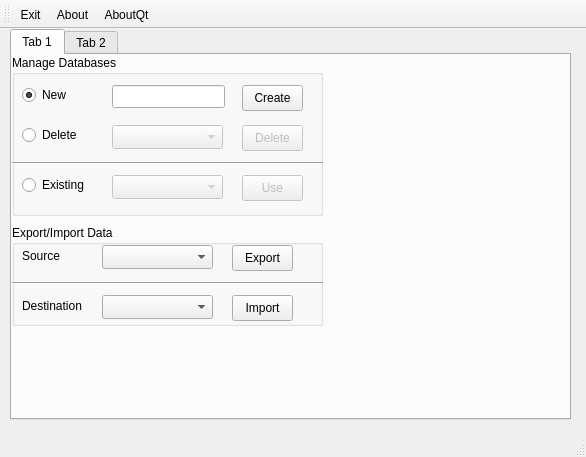
mekatronik-achmadi/hilmi-app, file test1/test1.ui: the form before one commit.
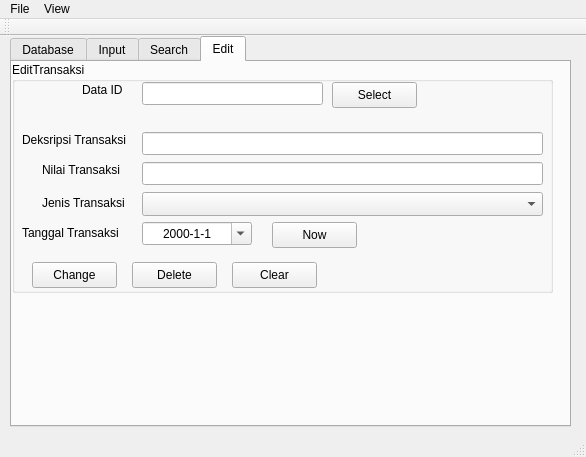
The form after the commit. The open tabs and pages were chosen to show the change.

Commit message: form cari dan edit

The edit to the form file:
```diff
--- a/test1/test1.ui
+++ b/test1/test1.ui
@@ -37,49 +37,20 @@
     </property>
     <widget class="QWidget" name="tabDatabase">
      <attribute name="title">
-      <string>Tab 1</string>
+      <string>Database</string>
      </attribute>
      <widget class="QGroupBox" name="grpDatabase">
       <property name="geometry">
        <rect>
         <x>0</x>
-        <y>0</y>
+        <y>60</y>
         <width>311</width>
-        <height>161</height>
+        <height>111</height>
        </rect>
       </property>
       <property name="title">
        <string>Manage Databases</string>
       </property>
-      <widget class="QRadioButton" name="rbDbNew">
-       <property name="geometry">
-        <rect>
-         <x>10</x>
-         <y>30</y>
-         <width>97</width>
-         <height>20</height>
-        </rect>
-       </property>
-       <property name="text">
-        <string>New</string>
-       </property>
-       <property name="checked">
-        <bool>true</bool>
-       </property>
-      </widget>
-      <widget class="QRadioButton" name="rbDbExisting">
-       <property name="geometry">
-        <rect>
-         <x>10</x>
-         <y>120</y>
-         <width>97</width>
-         <height>20</height>
-        </rect>
-       </property>
-       <property name="text">
-        <string>Existing</string>
-       </property>
-      </widget>
       <widget class="QLineEdit" name="txtDbNew">
        <property name="enabled">
         <bool>true</bool>
@@ -93,19 +64,6 @@
         </rect>
        </property>
       </widget>
-      <widget class="QComboBox" name="cmbDbExisting">
-       <property name="enabled">
-        <bool>false</bool>
-       </property>
-       <property name="geometry">
-        <rect>
-         <x>100</x>
-         <y>120</y>
-         <width>111</width>
-         <height>24</height>
-        </rect>
-       </property>
-      </widget>
       <widget class="QPushButton" name="btnDbNew">
        <property name="enabled">
         <bool>true</bool>
@@ -122,38 +80,9 @@
         <string>Create</string>
        </property>
       </widget>
-      <widget class="QPushButton" name="btnDbExisting">
-       <property name="enabled">
-        <bool>false</bool>
-       </property>
-       <property name="geometry">
-        <rect>
-         <x>230</x>
-         <y>120</y>
-         <width>61</width>
-         <height>26</height>
-        </rect>
-       </property>
-       <property name="text">
-        <string>Use</string>
-       </property>
-      </widget>
-      <widget class="QRadioButton" name="rbtDbDelete">
-       <property name="geometry">
-        <rect>
-         <x>10</x>
-         <y>70</y>
-         <width>97</width>
-         <height>20</height>
-        </rect>
-       </property>
-       <property name="text">
-        <string>Delete</string>
-       </property>
-      </widget>
       <widget class="QComboBox" name="cmbDbDelete">
        <property name="enabled">
-        <bool>false</bool>
+        <bool>true</bool>
        </property>
        <property name="geometry">
         <rect>
@@ -166,7 +95,7 @@
       </widget>
       <widget class="QPushButton" name="btnDbDelete">
        <property name="enabled">
-        <bool>false</bool>
+        <bool>true</bool>
        </property>
        <property name="geometry">
         <rect>
@@ -180,17 +109,30 @@
         <string>Delete</string>
        </property>
       </widget>
-      <widget class="Line" name="line">
+      <widget class="QLabel" name="label_11">
        <property name="geometry">
         <rect>
-         <x>0</x>
-         <y>100</y>
-         <width>311</width>
-         <height>16</height>
+         <x>10</x>
+         <y>30</y>
+         <width>81</width>
+         <height>21</height>
         </rect>
        </property>
-       <property name="orientation">
-        <enum>Qt::Horizontal</enum>
+       <property name="text">
+        <string>Create Data</string>
+       </property>
+      </widget>
+      <widget class="QLabel" name="label_12">
+       <property name="geometry">
+        <rect>
+         <x>10</x>
+         <y>70</y>
+         <width>81</width>
+         <height>21</height>
+        </rect>
+       </property>
+       <property name="text">
+        <string>Delete Data</string>
        </property>
       </widget>
      </widget>
@@ -198,7 +140,7 @@
       <property name="geometry">
        <rect>
         <x>0</x>
-        <y>170</y>
+        <y>180</y>
         <width>311</width>
         <height>101</height>
        </rect>
@@ -212,7 +154,7 @@
        </property>
        <property name="geometry">
         <rect>
-         <x>90</x>
+         <x>100</x>
          <y>20</y>
          <width>111</width>
          <height>24</height>
@@ -224,12 +166,12 @@
         <rect>
          <x>10</x>
          <y>20</y>
-         <width>71</width>
+         <width>91</width>
          <height>21</height>
         </rect>
        </property>
        <property name="text">
-        <string>Source</string>
+        <string>Data to Export</string>
        </property>
       </widget>
       <widget class="QPushButton" name="btnDbExport">
@@ -270,7 +212,7 @@
        </property>
        <property name="geometry">
         <rect>
-         <x>90</x>
+         <x>100</x>
          <y>70</y>
          <width>111</width>
          <height>24</height>
@@ -282,32 +224,61 @@
         <rect>
          <x>10</x>
          <y>70</y>
-         <width>71</width>
+         <width>81</width>
          <height>21</height>
         </rect>
        </property>
        <property name="text">
-        <string>Destination</string>
+        <string>Import to Data</string>
        </property>
       </widget>
-      <widget class="Line" name="line_2">
+     </widget>
+     <widget class="QGroupBox" name="grpDbSelect">
+      <property name="geometry">
+       <rect>
+        <x>0</x>
+        <y>0</y>
+        <width>191</width>
+        <height>71</height>
+       </rect>
+      </property>
+      <property name="title">
+       <string>Select Data </string>
+      </property>
+      <widget class="QPushButton" name="btnDbExisting">
+       <property name="enabled">
+        <bool>true</bool>
+       </property>
+       <property name="geometry">
+        <rect>
+         <x>120</x>
+         <y>20</y>
+         <width>61</width>
+         <height>26</height>
+        </rect>
+       </property>
+       <property name="text">
+        <string>Use</string>
+       </property>
+      </widget>
+      <widget class="QComboBox" name="cmbDbExisting">
+       <property name="enabled">
+        <bool>true</bool>
+       </property>
        <property name="geometry">
         <rect>
          <x>0</x>
-         <y>50</y>
-         <width>311</width>
-         <height>16</height>
+         <y>20</y>
+         <width>111</width>
+         <height>24</height>
         </rect>
        </property>
-       <property name="orientation">
-        <enum>Qt::Horizontal</enum>
-       </property>
       </widget>
      </widget>
     </widget>
     <widget class="QWidget" name="tabInput">
      <attribute name="title">
-      <string>Tab 2</string>
+      <string>Input</string>
      </attribute>
      <widget class="QGroupBox" name="grpInput">
       <property name="geometry">
@@ -479,7 +450,25 @@
         <string>Now</string>
        </property>
       </widget>
-      <widget class="QPushButton" name="btnTrsView">
+     </widget>
+    </widget>
+    <widget class="QWidget" name="tabSearch">
+     <attribute name="title">
+      <string>Search</string>
+     </attribute>
+     <widget class="QGroupBox" name="grpCari">
+      <property name="geometry">
+       <rect>
+        <x>0</x>
+        <y>0</y>
+        <width>541</width>
+        <height>191</height>
+       </rect>
+      </property>
+      <property name="title">
+       <string>Cari Data</string>
+      </property>
+      <widget class="QLineEdit" name="txtCariDeskrip">
        <property name="geometry">
         <rect>
          <x>240</x>
@@ -502,7 +491,303 @@
         </rect>
        </property>
        <property name="text">
-        <string>PDF</string>
+        <string>Clear</string>
+       </property>
+      </widget>
+      <widget class="QPushButton" name="btnCariNow">
+       <property name="geometry">
+        <rect>
+         <x>260</x>
+         <y>120</y>
+         <width>85</width>
+         <height>26</height>
+        </rect>
+       </property>
+       <property name="text">
+        <string>Now</string>
+       </property>
+      </widget>
+      <widget class="QRadioButton" name="rbtCariDeskrip">
+       <property name="geometry">
+        <rect>
+         <x>10</x>
+         <y>30</y>
+         <width>97</width>
+         <height>20</height>
+        </rect>
+       </property>
+       <property name="text">
+        <string>Deskripsi</string>
+       </property>
+       <property name="checked">
+        <bool>true</bool>
+       </property>
+      </widget>
+      <widget class="QRadioButton" name="rbtCariNilai">
+       <property name="geometry">
+        <rect>
+         <x>10</x>
+         <y>60</y>
+         <width>97</width>
+         <height>20</height>
+        </rect>
+       </property>
+       <property name="text">
+        <string>Nilai</string>
+       </property>
+      </widget>
+      <widget class="QRadioButton" name="rbtCariJenis">
+       <property name="geometry">
+        <rect>
+         <x>10</x>
+         <y>90</y>
+         <width>97</width>
+         <height>20</height>
+        </rect>
+       </property>
+       <property name="text">
+        <string>Jenis</string>
+       </property>
+      </widget>
+      <widget class="QRadioButton" name="rbtCariTanggal">
+       <property name="geometry">
+        <rect>
+         <x>10</x>
+         <y>120</y>
+         <width>97</width>
+         <height>20</height>
+        </rect>
+       </property>
+       <property name="text">
+        <string>Tanggal</string>
+       </property>
+      </widget>
+     </widget>
+    </widget>
+    <widget class="QWidget" name="tabEdit">
+     <attribute name="title">
+      <string>Edit</string>
+     </attribute>
+     <widget class="QGroupBox" name="grpEdit">
+      <property name="geometry">
+       <rect>
+        <x>0</x>
+        <y>0</y>
+        <width>541</width>
+        <height>231</height>
+       </rect>
+      </property>
+      <property name="title">
+       <string>EditTransaksi</string>
+      </property>
+      <widget class="QLabel" name="label_7">
+       <property name="geometry">
+        <rect>
+         <x>10</x>
+         <y>70</y>
+         <width>121</width>
+         <height>16</height>
+        </rect>
+       </property>
+       <property name="text">
+        <string>Deksripsi Transaksi</string>
+       </property>
+      </widget>
+      <widget class="QLineEdit" name="txtEditDeskrip">
+       <property name="geometry">
+        <rect>
+         <x>130</x>
+         <y>70</y>
+         <width>401</width>
+         <height>23</height>
+        </rect>
+       </property>
+       <property name="maxLength">
+        <number>32</number>
+       </property>
+      </widget>
+      <widget class="QComboBox" name="cmbEditJenis">
+       <property name="geometry">
+        <rect>
+         <x>130</x>
+         <y>130</y>
+         <width>401</width>
+         <height>24</height>
+        </rect>
+       </property>
+      </widget>
+      <widget class="QLabel" name="label_8">
+       <property name="geometry">
+        <rect>
+         <x>30</x>
+         <y>130</y>
+         <width>101</width>
+         <height>21</height>
+        </rect>
+       </property>
+       <property name="text">
+        <string>Jenis Transaksi</string>
+       </property>
+      </widget>
+      <widget class="QLabel" name="label_9">
+       <property name="geometry">
+        <rect>
+         <x>30</x>
+         <y>100</y>
+         <width>121</width>
+         <height>16</height>
+        </rect>
+       </property>
+       <property name="text">
+        <string>Nilai Transaksi</string>
+       </property>
+      </widget>
+      <widget class="QLineEdit" name="txtEditNilai">
+       <property name="geometry">
+        <rect>
+         <x>130</x>
+         <y>100</y>
+         <width>401</width>
+         <height>23</height>
+        </rect>
+       </property>
+       <property name="inputMethodHints">
+        <set>Qt::ImhDigitsOnly|Qt::ImhFormattedNumbersOnly|Qt::ImhPreferNumbers</set>
+       </property>
+       <property name="text">
+        <string/>
+       </property>
+       <property name="maxLength">
+        <number>32</number>
+       </property>
+      </widget>
+      <widget class="QDateEdit" name="dateEditTanggal">
+       <property name="geometry">
+        <rect>
+         <x>130</x>
+         <y>160</y>
+         <width>110</width>
+         <height>23</height>
+        </rect>
+       </property>
+       <property name="alignment">
+        <set>Qt::AlignCenter</set>
+       </property>
+       <property name="readOnly">
+        <bool>false</bool>
+       </property>
+       <property name="showGroupSeparator" stdset="0">
+        <bool>false</bool>
+       </property>
+       <property name="displayFormat">
+        <string>yyyy-M-d</string>
+       </property>
+       <property name="calendarPopup">
+        <bool>true</bool>
+       </property>
+      </widget>
+      <widget class="QLabel" name="label_10">
+       <property name="geometry">
+        <rect>
+         <x>10</x>
+         <y>160</y>
+         <width>101</width>
+         <height>21</height>
+        </rect>
+       </property>
+       <property name="text">
+        <string>Tanggal Transaksi</string>
+       </property>
+      </widget>
+      <widget class="QPushButton" name="btnEditChange">
+       <property name="geometry">
+        <rect>
+         <x>20</x>
+         <y>200</y>
+         <width>85</width>
+         <height>26</height>
+        </rect>
+       </property>
+       <property name="text">
+        <string>Change</string>
+       </property>
+      </widget>
+      <widget class="QPushButton" name="btnEditClear">
+       <property name="geometry">
+        <rect>
+         <x>220</x>
+         <y>200</y>
+         <width>85</width>
+         <height>26</height>
+        </rect>
+       </property>
+       <property name="text">
+        <string>Clear</string>
+       </property>
+      </widget>
+      <widget class="QPushButton" name="btnEditNow">
+       <property name="geometry">
+        <rect>
+         <x>260</x>
+         <y>160</y>
+         <width>85</width>
+         <height>26</height>
+        </rect>
+       </property>
+       <property name="text">
+        <string>Now</string>
+       </property>
+      </widget>
+      <widget class="QLabel" name="label_13">
+       <property name="geometry">
+        <rect>
+         <x>70</x>
+         <y>20</y>
+         <width>51</width>
+         <height>16</height>
+        </rect>
+       </property>
+       <property name="text">
+        <string>Data ID</string>
+       </property>
+      </widget>
+      <widget class="QLineEdit" name="txtEditID">
+       <property name="geometry">
+        <rect>
+         <x>130</x>
+         <y>20</y>
+         <width>181</width>
+         <height>23</height>
+        </rect>
+       </property>
+       <property name="maxLength">
+        <number>32</number>
+       </property>
+      </widget>
+      <widget class="QPushButton" name="btnEditSelect">
+       <property name="geometry">
+        <rect>
+         <x>320</x>
+         <y>20</y>
+         <width>85</width>
+         <height>26</height>
+        </rect>
+       </property>
+       <property name="text">
+        <string>Select</string>
+       </property>
+      </widget>
+      <widget class="QPushButton" name="btnEditDelete">
+       <property name="geometry">
+        <rect>
+         <x>120</x>
+         <y>200</y>
+         <width>85</width>
+         <height>26</height>
+        </rect>
+       </property>
+       <property name="text">
+        <string>Delete</string>
        </property>
       </widget>
      </widget>
@@ -531,11 +816,37 @@
    <attribute name="toolBarBreak">
     <bool>false</bool>
    </attribute>
-   <addaction name="actionExit"/>
-   <addaction name="actionAbout"/>
-   <addaction name="actionAboutQt"/>
   </widget>
   <widget class="QStatusBar" name="statusBar"/>
+  <widget class="QMenuBar" name="menuBar">
+   <property name="geometry">
+    <rect>
+     <x>0</x>
+     <y>0</y>
+     <width>586</width>
+     <height>19</height>
+    </rect>
+   </property>
+   <widget class="QMenu" name="menuFile">
+    <property name="title">
+     <string>File</string>
+    </property>
+    <addaction name="separator"/>
+    <addaction name="actionExit"/>
+    <addaction name="actionAboutQt"/>
+    <addaction name="actionAbout"/>
+   </widget>
+   <widget class="QMenu" name="menuView">
+    <property name="title">
+     <string>View</string>
+    </property>
+    <addaction name="actionMain_Data_as_Table"/>
+    <addaction name="actionMain_Data_as_PDF"/>
+    <addaction name="separator"/>
+   </widget>
+   <addaction name="menuFile"/>
+   <addaction name="menuView"/>
+  </widget>
   <action name="actionExit">
    <property name="text">
     <string>Exit</string>
```
Left out of the diff: 102 changed lines with no effect on the pictures. The commit also changes 3 other files.
